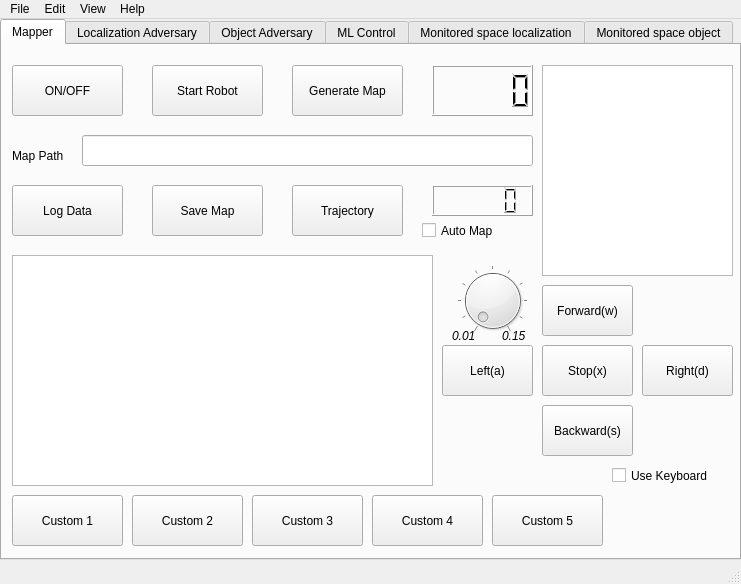
NachtaktiverHalbaffe/Robotino-Situational-Risk-Assessment, file Mapper/form.ui: the form before one commit.
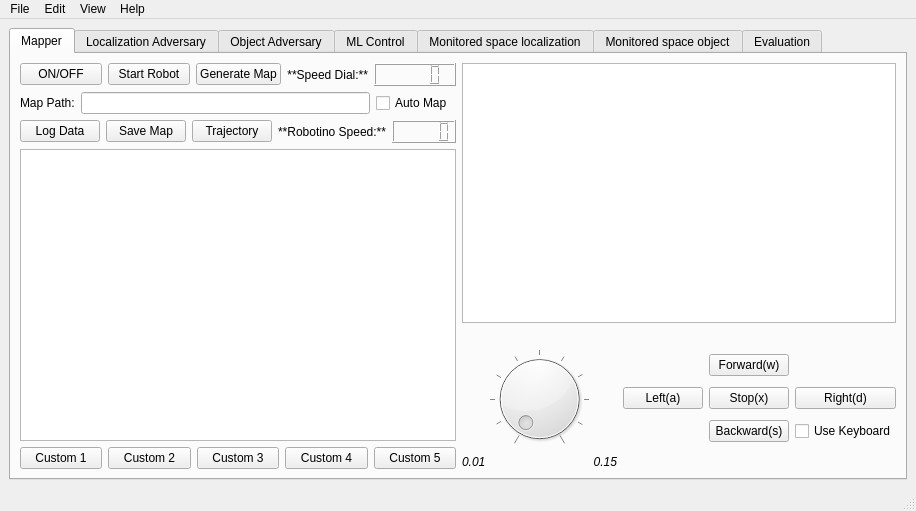
The form after the commit. The open tabs and pages were chosen to show the change. Icons and pictures are not drawn.

```diff
--- a/Mapper/form.ui
+++ b/Mapper/form.ui
@@ -6,8 +6,8 @@
    <rect>
     <x>0</x>
     <y>0</y>
-    <width>741</width>
-    <height>584</height>
+    <width>916</width>
+    <height>511</height>
    </rect>
   </property>
   <property name="windowTitle">
@@ -23,15 +23,14 @@
    <string notr="true">background-image: url(/home/abdul/AbdulRehman_ws/src/thesis/Mapper/bckgnd_1.jpg)</string>
   </property>
   <widget class="QWidget" name="centralwidget">
+   <property name="styleSheet">
+    <string notr="true">#centralwidget{
+background-image: url(Mapper/ml_rl_background.jpeg)
+}</string>
+   </property>
+   <layout class="QVBoxLayout" name="verticalLayout">
+    <item>
    <widget class="QTabWidget" name="tabWidget">
-    <property name="geometry">
-     <rect>
-      <x>0</x>
-      <y>0</y>
-      <width>741</width>
-      <height>541</height>
-     </rect>
-    </property>
     <property name="font">
      <font>
       <kerning>true</kerning>
@@ -40,6 +39,9 @@
     <property name="autoFillBackground">
      <bool>false</bool>
     </property>
+      <property name="styleSheet">
+       <string notr="true"/>
+      </property>
     <property name="currentIndex">
      <number>1</number>
     </property>
@@ -47,41 +49,28 @@
      <attribute name="title">
       <string>Mapper</string>
      </attribute>
-     <widget class="QPushButton" name="traj_btn">
-      <property name="geometry">
-       <rect>
-        <x>290</x>
-        <y>140</y>
-        <width>111</width>
-        <height>51</height>
-       </rect>
-      </property>
-      <property name="text">
-       <string>Trajectory</string>
-      </property>
-     </widget>
-     <widget class="QPushButton" name="custom_btn_3">
-      <property name="geometry">
-       <rect>
-        <x>250</x>
-        <y>450</y>
-        <width>111</width>
-        <height>51</height>
-       </rect>
-      </property>
-      <property name="text">
-       <string>Custom 3</string>
-      </property>
-     </widget>
+       <layout class="QGridLayout" name="gridLayout">
+        <item row="10" column="2">
+         <layout class="QHBoxLayout" name="horizontalLayout_12">
+          <item>
+           <layout class="QVBoxLayout" name="verticalLayout_12">
+            <item>
+             <widget class="QTextEdit" name="info_box">
+              <property name="font">
+               <font>
+                <italic>false</italic>
+               </font>
+              </property>
+              <property name="acceptDrops">
+               <bool>true</bool>
+              </property>
+              <property name="readOnly">
+               <bool>true</bool>
+              </property>
+             </widget>
+            </item>
+            <item>
      <widget class="QLabel" name="logo_ias">
-      <property name="geometry">
-       <rect>
-        <x>630</x>
-        <y>460</y>
-        <width>84</width>
-        <height>37</height>
-       </rect>
-      </property>
       <property name="autoFillBackground">
        <bool>false</bool>
       </property>
@@ -91,120 +80,21 @@
       <property name="text">
        <string/>
       </property>
+              <property name="pixmap">
+               <pixmap>IAS_logo_small.png</pixmap>
+              </property>
+              <property name="alignment">
+               <set>Qt::AlignCenter</set>
+              </property>
       <property name="wordWrap">
        <bool>false</bool>
       </property>
      </widget>
-     <widget class="QCheckBox" name="use_keyboard_chk">
-      <property name="geometry">
-       <rect>
-        <x>610</x>
-        <y>420</y>
-        <width>121</width>
-        <height>21</height>
-       </rect>
-      </property>
-      <property name="text">
-       <string>Use Keyboard</string>
-      </property>
-     </widget>
-     <widget class="QPushButton" name="custom_btn_1">
-      <property name="geometry">
-       <rect>
-        <x>10</x>
-        <y>450</y>
-        <width>111</width>
-        <height>51</height>
-       </rect>
-      </property>
-      <property name="text">
-       <string>Custom 1</string>
-      </property>
-     </widget>
-     <widget class="QPushButton" name="custom_btn_2">
-      <property name="geometry">
-       <rect>
-        <x>130</x>
-        <y>450</y>
-        <width>111</width>
-        <height>51</height>
-       </rect>
-      </property>
-      <property name="text">
-       <string>Custom 2</string>
-      </property>
-     </widget>
-     <widget class="QLCDNumber" name="speed_real">
-      <property name="geometry">
-       <rect>
-        <x>430</x>
-        <y>140</y>
-        <width>101</width>
-        <height>31</height>
-       </rect>
-      </property>
-     </widget>
-     <widget class="QPushButton" name="custom_btn_4">
-      <property name="geometry">
-       <rect>
-        <x>370</x>
-        <y>450</y>
-        <width>111</width>
-        <height>51</height>
-       </rect>
-      </property>
-      <property name="text">
-       <string>Custom 4</string>
-      </property>
-     </widget>
-     <widget class="QPushButton" name="Foward">
-      <property name="geometry">
-       <rect>
-        <x>540</x>
-        <y>240</y>
-        <width>91</width>
-        <height>51</height>
-       </rect>
-      </property>
-      <property name="text">
-       <string>Forward(w)</string>
-      </property>
-     </widget>
-     <widget class="QPushButton" name="log_data_btn">
-      <property name="geometry">
-       <rect>
-        <x>10</x>
-        <y>140</y>
-        <width>111</width>
-        <height>51</height>
-       </rect>
-      </property>
-      <property name="text">
-       <string>Log Data</string>
-      </property>
-     </widget>
-     <widget class="QPushButton" name="save_map_btn">
-      <property name="geometry">
-       <rect>
-        <x>150</x>
-        <y>140</y>
-        <width>111</width>
-        <height>51</height>
-       </rect>
-      </property>
-      <property name="text">
-       <string>Save Map</string>
-      </property>
-     </widget>
+            </item>
+            <item>
+             <layout class="QGridLayout" name="gridLayout_5">
+              <item row="1" column="0">
      <widget class="QDial" name="speed_dial">
-      <property name="geometry">
-       <rect>
-        <x>450</x>
-        <y>220</y>
-        <width>81</width>
-        <height>71</height>
-       </rect>
-      </property>
       <property name="font">
        <font>
         <pointsize>11</pointsize>
@@ -241,18 +131,14 @@
        <bool>true</bool>
       </property>
      </widget>
+              </item>
+              <item row="2" column="0">
+               <layout class="QHBoxLayout" name="horizontalLayout_11">
+                <item>
      <widget class="QLabel" name="Speed_3">
       <property name="enabled">
        <bool>true</bool>
       </property>
-      <property name="geometry">
-       <rect>
-        <x>450</x>
-        <y>280</y>
-        <width>31</width>
-        <height>21</height>
-       </rect>
-      </property>
       <property name="font">
        <font>
         <pointsize>9</pointsize>
@@ -264,15 +150,9 @@
        <string>0.01</string>
       </property>
      </widget>
+                </item>
+                <item>
      <widget class="QLabel" name="Speed_4">
-      <property name="geometry">
-       <rect>
-        <x>500</x>
-        <y>280</y>
-        <width>31</width>
-        <height>21</height>
-       </rect>
-      </property>
       <property name="font">
        <font>
         <pointsize>9</pointsize>
@@ -282,191 +162,221 @@
       <property name="text">
        <string>0.15</string>
       </property>
-     </widget>
+                  <property name="alignment">
+                   <set>Qt::AlignRight|Qt::AlignTrailing|Qt::AlignVCenter</set>
+                  </property>
+                 </widget>
+                </item>
+               </layout>
+              </item>
+              <item row="1" column="1">
+               <layout class="QGridLayout" name="gridLayout_4">
+                <item row="2" column="1">
      <widget class="QPushButton" name="Backward">
-      <property name="geometry">
-       <rect>
-        <x>540</x>
-        <y>360</y>
-        <width>91</width>
-        <height>51</height>
-       </rect>
-      </property>
       <property name="text">
        <string>Backward(s)</string>
       </property>
      </widget>
-     <widget class="QPushButton" name="on_off_btn">
-      <property name="geometry">
-       <rect>
-        <x>10</x>
-        <y>20</y>
-        <width>111</width>
-        <height>51</height>
-       </rect>
-      </property>
-      <property name="autoFillBackground">
-       <bool>false</bool>
-      </property>
-      <property name="text">
-       <string>ON/OFF</string>
-      </property>
-     </widget>
-     <widget class="QCheckBox" name="Auto_map_chk">
-      <property name="geometry">
-       <rect>
-        <x>420</x>
-        <y>170</y>
-        <width>111</width>
-        <height>31</height>
-       </rect>
-      </property>
-      <property name="text">
-       <string>Auto Map </string>
-      </property>
-     </widget>
-     <widget class="QTextEdit" name="info_box">
-      <property name="geometry">
-       <rect>
-        <x>540</x>
-        <y>20</y>
-        <width>191</width>
-        <height>211</height>
-       </rect>
-      </property>
-      <property name="font">
-       <font>
-        <italic>false</italic>
-       </font>
-      </property>
-      <property name="acceptDrops">
-       <bool>true</bool>
-      </property>
-      <property name="readOnly">
-       <bool>true</bool>
-      </property>
-     </widget>
-     <widget class="QPushButton" name="Right">
-      <property name="geometry">
-       <rect>
-        <x>640</x>
-        <y>300</y>
-        <width>91</width>
-        <height>51</height>
-       </rect>
-      </property>
-      <property name="text">
-       <string>Right(d)</string>
-      </property>
-     </widget>
-     <widget class="QLCDNumber" name="speed_lcd">
-      <property name="geometry">
-       <rect>
-        <x>430</x>
-        <y>20</y>
-        <width>101</width>
-        <height>51</height>
-       </rect>
-      </property>
-     </widget>
-     <widget class="QLineEdit" name="path_to_map">
-      <property name="geometry">
-       <rect>
-        <x>80</x>
-        <y>90</y>
-        <width>451</width>
-        <height>31</height>
-       </rect>
-      </property>
-     </widget>
+                </item>
+                <item row="1" column="0">
      <widget class="QPushButton" name="Left">
-      <property name="geometry">
-       <rect>
-        <x>440</x>
-        <y>300</y>
-        <width>91</width>
-        <height>51</height>
-       </rect>
-      </property>
       <property name="text">
        <string>Left(a)</string>
       </property>
      </widget>
-     <widget class="QPushButton" name="start_rob_btn">
-      <property name="geometry">
-       <rect>
-        <x>150</x>
-        <y>20</y>
-        <width>111</width>
-        <height>51</height>
-       </rect>
-      </property>
+                </item>
+                <item row="0" column="1">
+                 <widget class="QPushButton" name="Foward">
       <property name="text">
-       <string>Start Robot</string>
-      </property>
-     </widget>
+                   <string>Forward(w)</string>
+                  </property>
+                 </widget>
+                </item>
+                <item row="1" column="1">
      <widget class="QPushButton" name="Break">
-      <property name="geometry">
-       <rect>
-        <x>540</x>
-        <y>300</y>
-        <width>91</width>
-        <height>51</height>
-       </rect>
-      </property>
       <property name="text">
        <string>Stop(x)</string>
       </property>
      </widget>
-     <widget class="QLabel" name="Speed_2">
-      <property name="geometry">
-       <rect>
-        <x>10</x>
-        <y>100</y>
-        <width>71</width>
-        <height>21</height>
-       </rect>
-      </property>
+                </item>
+                <item row="1" column="2">
+                 <widget class="QPushButton" name="Right">
+                  <property name="text">
+                   <string>Right(d)</string>
+                  </property>
+                 </widget>
+                </item>
+                <item row="2" column="2">
+                 <widget class="QCheckBox" name="use_keyboard_chk">
       <property name="text">
-       <string>Map Path</string>
-      </property>
-     </widget>
-     <widget class="QGraphicsView" name="map_display">
-      <property name="geometry">
-       <rect>
-        <x>10</x>
-        <y>210</y>
-        <width>421</width>
-        <height>231</height>
-       </rect>
-      </property>
-     </widget>
+                   <string>Use Keyboard</string>
+                  </property>
+                 </widget>
+                </item>
+               </layout>
+              </item>
+             </layout>
+            </item>
+           </layout>
+          </item>
+         </layout>
+        </item>
+        <item row="10" column="0">
+         <layout class="QVBoxLayout" name="verticalLayout_5">
+          <item>
+           <layout class="QHBoxLayout" name="horizontalLayout_8">
+            <item>
+             <widget class="QPushButton" name="on_off_btn">
+              <property name="autoFillBackground">
+               <bool>false</bool>
+              </property>
+              <property name="text">
+               <string>ON/OFF</string>
+              </property>
+             </widget>
+            </item>
+            <item>
+             <widget class="QPushButton" name="start_rob_btn">
+              <property name="text">
+               <string>Start Robot</string>
+              </property>
+             </widget>
+            </item>
+            <item>
      <widget class="QPushButton" name="gen_map_btn">
-      <property name="geometry">
-       <rect>
-        <x>290</x>
-        <y>20</y>
-        <width>111</width>
-        <height>51</height>
-       </rect>
-      </property>
       <property name="text">
        <string>Generate Map</string>
       </property>
      </widget>
+            </item>
+            <item>
+             <widget class="QLabel" name="label">
+              <property name="text">
+               <string>**Speed Dial:**</string>
+              </property>
+              <property name="textFormat">
+               <enum>Qt::MarkdownText</enum>
+              </property>
+              <property name="alignment">
+               <set>Qt::AlignRight|Qt::AlignTrailing|Qt::AlignVCenter</set>
+              </property>
+             </widget>
+            </item>
+            <item>
+             <widget class="QLCDNumber" name="speed_lcd"/>
+            </item>
+           </layout>
+          </item>
+          <item>
+           <layout class="QHBoxLayout" name="horizontalLayout_7">
+            <item>
+             <widget class="QLabel" name="Speed_2">
+              <property name="text">
+               <string>Map Path:</string>
+              </property>
+             </widget>
+            </item>
+            <item>
+             <widget class="QLineEdit" name="path_to_map"/>
+            </item>
+            <item>
+             <widget class="QCheckBox" name="Auto_map_chk">
+              <property name="text">
+               <string>Auto Map </string>
+              </property>
+             </widget>
+            </item>
+           </layout>
+          </item>
+          <item>
+           <layout class="QHBoxLayout" name="horizontalLayout_4">
+            <item>
+             <widget class="QPushButton" name="log_data_btn">
+              <property name="text">
+               <string>Log Data</string>
+              </property>
+             </widget>
+            </item>
+            <item>
+             <widget class="QPushButton" name="save_map_btn">
+              <property name="text">
+               <string>Save Map</string>
+              </property>
+             </widget>
+            </item>
+            <item>
+             <widget class="QPushButton" name="traj_btn">
+              <property name="text">
+               <string>Trajectory</string>
+              </property>
+             </widget>
+            </item>
+            <item>
+             <widget class="QLabel" name="label_2">
+              <property name="text">
+               <string>**Robotino Speed:**</string>
+              </property>
+              <property name="textFormat">
+               <enum>Qt::MarkdownText</enum>
+              </property>
+              <property name="alignment">
+               <set>Qt::AlignRight|Qt::AlignTrailing|Qt::AlignVCenter</set>
+              </property>
+             </widget>
+            </item>
+            <item>
+             <widget class="QLCDNumber" name="speed_real"/>
+            </item>
+           </layout>
+          </item>
+          <item>
+           <widget class="QGraphicsView" name="map_display"/>
+          </item>
+          <item>
+           <layout class="QHBoxLayout" name="horizontalLayout_9">
+            <item>
+             <widget class="QPushButton" name="custom_btn_1">
+              <property name="text">
+               <string>Custom 1</string>
+              </property>
+             </widget>
+            </item>
+            <item>
+             <widget class="QPushButton" name="custom_btn_2">
+              <property name="text">
+               <string>Custom 2</string>
+              </property>
+             </widget>
+            </item>
+            <item>
+             <widget class="QPushButton" name="custom_btn_3">
+              <property name="text">
+               <string>Custom 3</string>
+              </property>
+             </widget>
+            </item>
+            <item>
+             <widget class="QPushButton" name="custom_btn_4">
+              <property name="text">
+               <string>Custom 4</string>
+              </property>
+             </widget>
+            </item>
+            <item>
      <widget class="QPushButton" name="custom_btn_5">
-      <property name="geometry">
-       <rect>
-        <x>490</x>
-        <y>450</y>
-        <width>111</width>
-        <height>51</height>
-       </rect>
-      </property>
       <property name="text">
        <string>Custom 5</string>
       </property>
      </widget>
+            </item>
+           </layout>
+          </item>
+          <item>
+           <layout class="QVBoxLayout" name="verticalLayout_4"/>
+          </item>
+         </layout>
+        </item>
+       </layout>
     </widget>
     <widget class="QWidget" name="tab_2">
      <attribute name="title">
@@ -737,15 +647,22 @@
       <string>Monitored space object</string>
      </attribute>
     </widget>
-   </widget>
+      <widget class="QWidget" name="tab_7">
+       <attribute name="title">
+        <string>Evaluation</string>
+       </attribute>
+      </widget>
+     </widget>
+    </item>
+   </layout>
   </widget>
   <widget class="QMenuBar" name="menubar">
    <property name="geometry">
     <rect>
      <x>0</x>
      <y>0</y>
-     <width>741</width>
-     <height>22</height>
+     <width>916</width>
+     <height>25</height>
     </rect>
    </property>
    <widget class="QMenu" name="menuFile">
```
Left out of the diff: 295 changed lines with no effect on the pictures. Lines whose indentation alone changed are shown as unchanged.
